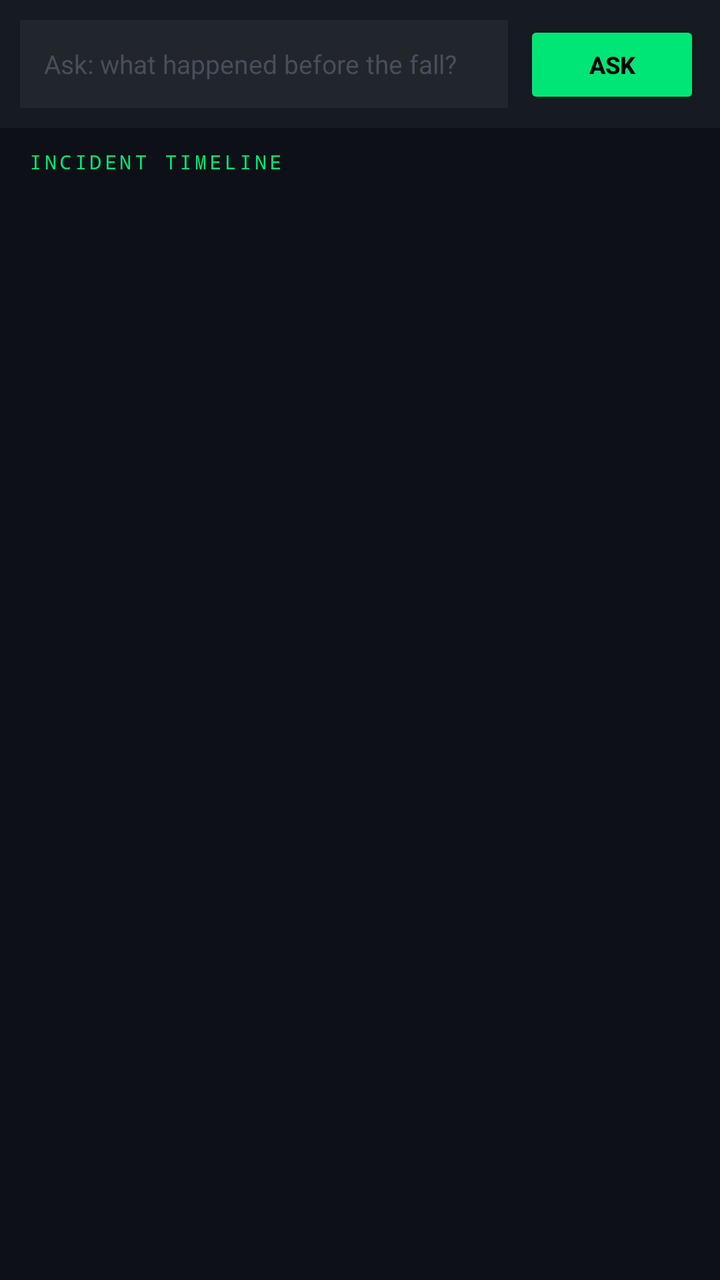
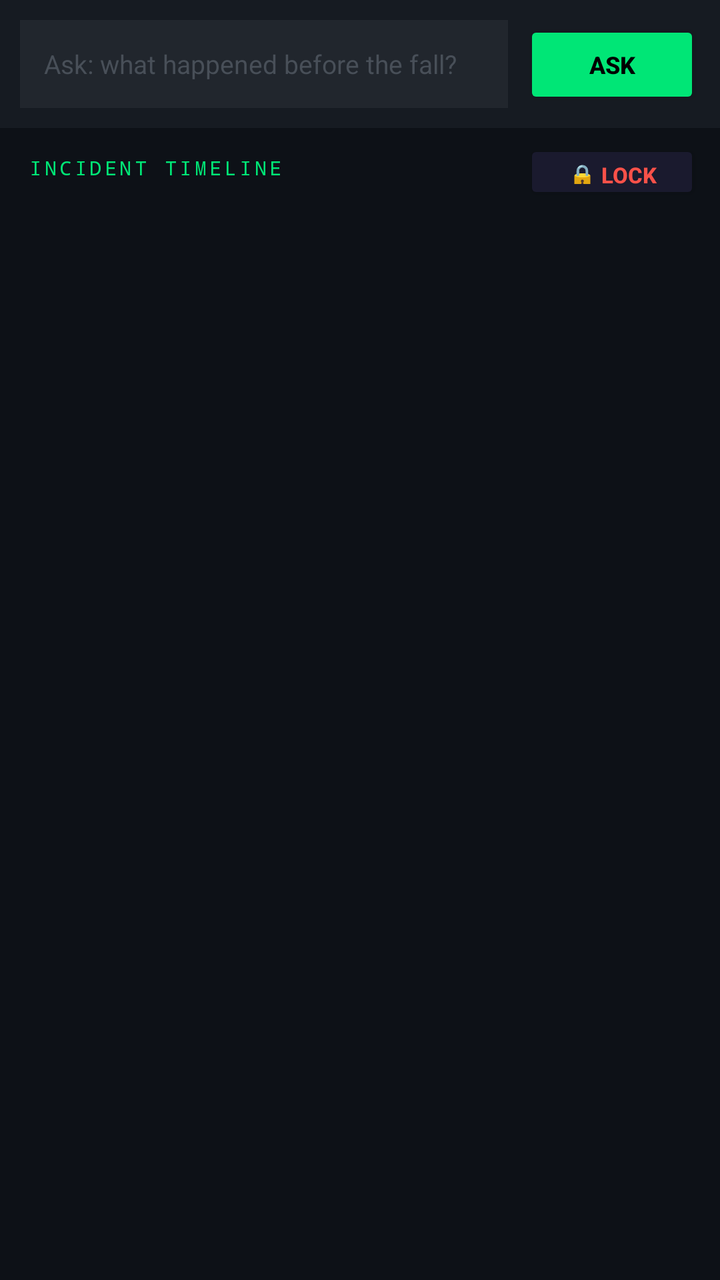

The first picture is an Android layout as it rendered before a commit; the second is the same layout after the commit. The layout source and the unified diff follow.
<!-- AndroidManifest.xml: application theme Theme.TRACE -->
<!-- res/layout/activity_timeline.xml -->
<?xml version="1.0" encoding="utf-8"?>
<LinearLayout xmlns:android="http://schemas.android.com/apk/res/android"
    android:layout_width="match_parent"
    android:layout_height="match_parent"
    android:orientation="vertical"
    android:background="#0D1117">

    
    <LinearLayout
        android:layout_width="match_parent"
        android:layout_height="wrap_content"
        android:orientation="horizontal"
        android:padding="10dp"
        android:background="#161B22">

        <EditText
            android:id="@+id/queryInput"
            android:layout_width="0dp"
            android:layout_height="44dp"
            android:layout_weight="1"
            android:hint="Ask: what happened before the fall?"
            android:textColor="#E6EDF3"
            android:textColorHint="#484F58"
            android:textSize="13sp"
            android:inputType="text"
            android:imeOptions="actionDone"
            android:singleLine="true"
            android:paddingStart="12dp"
            android:paddingEnd="12dp"
            android:background="#21262D"
            android:layout_marginEnd="8dp" />

        <Button
            android:id="@+id/btnAsk"
            android:layout_width="wrap_content"
            android:layout_height="44dp"
            android:text="ASK"
            android:textColor="#000000"
            android:textStyle="bold"
            android:backgroundTint="#00E676"
            android:textSize="12sp" />

    </LinearLayout>

    
    <TextView
        android:id="@+id/queryAnswer"
        android:layout_width="match_parent"
        android:layout_height="wrap_content"
        android:padding="12dp"
        android:textColor="#8B949E"
        android:fontFamily="monospace"
        android:textSize="12sp"
        android:lineSpacingExtra="3dp"
        android:background="#161B22"
        android:visibility="gone" />

    
    <TextView
        android:layout_width="match_parent"
        android:layout_height="wrap_content"
        android:paddingStart="14dp"
        android:paddingTop="10dp"
        android:paddingBottom="6dp"
        android:text="INCIDENT TIMELINE"
        android:textColor="#00E676"
        android:textSize="10sp"
        android:letterSpacing="0.15"
        android:fontFamily="monospace" />

    
    <androidx.recyclerview.widget.RecyclerView
        android:id="@+id/recyclerView"
        android:layout_width="match_parent"
        android:layout_height="0dp"
        android:layout_weight="1"
        android:clipToPadding="false"
        android:paddingBottom="8dp" />

</LinearLayout>
<!-- resources referenced by this layout -->
<resources>
  <style name="Theme.TRACE" parent="Theme.MaterialComponents.DayNight.NoActionBar">
          <item name="colorPrimary">#00E676</item>
          <item name="colorPrimaryVariant">#00C853</item>
          <item name="colorOnPrimary">#000000</item>
          <item name="colorSurface">#161B22</item>
          <item name="colorOnSurface">#E6EDF3</item>
          <item name="android:windowBackground">#0D1117</item>
      </style>
</resources>

<!-- the commit's change to res/layout/activity_timeline.xml (unified diff, before → after) -->
@@ -4,6 +4,21 @@
     android:layout_height="match_parent"
     android:orientation="vertical"
     android:background="#0D1117">
+
+    
+    <TextView
+        android:id="@+id/tvLockedBanner"
+        android:layout_width="match_parent"
+        android:layout_height="wrap_content"
+        android:text="🔒 EVIDENCE LOCKED — No new events will be recorded"
+        android:textColor="#000000"
+        android:textStyle="bold"
+        android:textSize="13sp"
+        android:fontFamily="monospace"
+        android:gravity="center"
+        android:padding="10dp"
+        android:background="#F85149"
+        android:visibility="gone" />
 
     
     <LinearLayout
@@ -56,17 +71,41 @@
         android:visibility="gone" />
 
     
-    <TextView
+    <LinearLayout
         android:layout_width="match_parent"
         android:layout_height="wrap_content"
-        android:paddingStart="14dp"
-        android:paddingTop="10dp"
-        android:paddingBottom="6dp"
-        android:text="INCIDENT TIMELINE"
-        android:textColor="#00E676"
-        android:textSize="10sp"
-        android:letterSpacing="0.15"
-        android:fontFamily="monospace" />
+        android:orientation="horizontal"
+        android:gravity="center_vertical">
+
+        <TextView
+            android:layout_width="0dp"
+            android:layout_height="wrap_content"
+            android:layout_weight="1"
+            android:paddingStart="14dp"
+            android:paddingTop="10dp"
+            android:paddingBottom="6dp"
+            android:text="INCIDENT TIMELINE"
+            android:textColor="#00E676"
+            android:textSize="10sp"
+            android:letterSpacing="0.15"
+            android:fontFamily="monospace" />
+
+        
+        <Button
+            android:id="@+id/btnLockEvidence"
+            android:layout_width="wrap_content"
+            android:layout_height="32dp"
+            android:layout_marginEnd="10dp"
+            android:layout_marginTop="4dp"
+            android:text="🔒 LOCK"
+            android:textColor="#F85149"
+            android:textSize="11sp"
+            android:textStyle="bold"
+            android:backgroundTint="#1A1A2E"
+            android:paddingStart="12dp"
+            android:paddingEnd="12dp" />
+
+    </LinearLayout>
 
     
     <androidx.recyclerview.widget.RecyclerView
